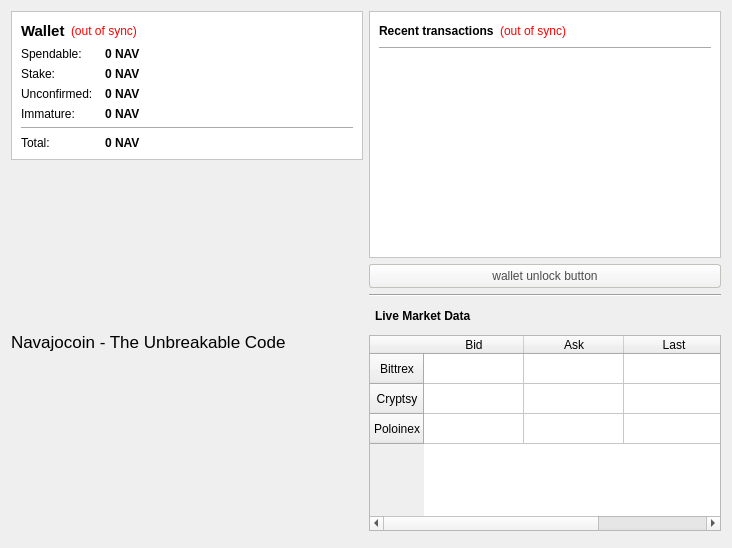
The window that src/qt/forms/overviewpage.ui (sherlockcoin/navajocoin) describes before a commit, drawn with Qt 5.
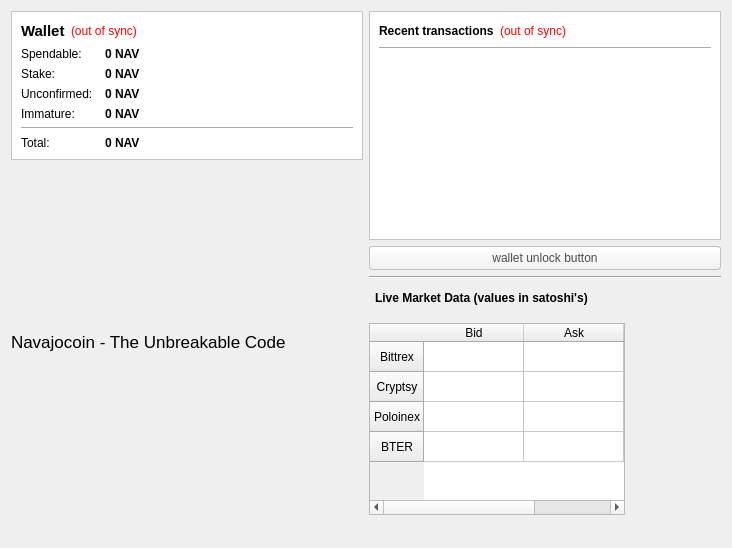
The same window after the commit. Icons and pictures are not drawn.

Commit message: market ticker done

What changed in the file:
```diff
--- a/src/qt/forms/overviewpage.ui
+++ b/src/qt/forms/overviewpage.ui
@@ -503,7 +503,7 @@
           </font>
          </property>
          <property name="text">
-          <string>Live Market Data</string>
+          <string>Live Market Data (values in satoshi's)</string>
          </property>
         </widget>
        </item>
@@ -543,10 +543,20 @@
          <property name="bottomMargin">
           <number>6</number>
          </property>
+        </layout>
+       </item>
+       <item>
+        <layout class="QHBoxLayout" name="horizontalLayout_8">
          <item>
           <widget class="QTableWidget" name="marketTableWidget">
+           <property name="sizePolicy">
+            <sizepolicy hsizetype="Minimum" vsizetype="Minimum">
+             <horstretch>0</horstretch>
+             <verstretch>0</verstretch>
+            </sizepolicy>
+           </property>
            <property name="styleSheet">
-            <string notr="true">text-align:center</string>
+            <string notr="true"/>
            </property>
            <row>
             <property name="text">
@@ -572,6 +582,14 @@
              <set>AlignHCenter|AlignVCenter|AlignCenter</set>
             </property>
            </row>
+           <row>
+            <property name="text">
+             <string>BTER</string>
+            </property>
+            <property name="textAlignment">
+             <set>AlignHCenter|AlignVCenter|AlignCenter</set>
+            </property>
+           </row>
            <column>
             <property name="text">
              <string>Bid</string>
@@ -668,12 +686,53 @@
              <set>AlignHCenter|AlignVCenter|AlignCenter</set>
             </property>
            </item>
+           <item row="3" column="0">
+            <property name="textAlignment">
+             <set>AlignHCenter|AlignVCenter|AlignCenter</set>
+            </property>
+           </item>
+           <item row="3" column="1">
+            <property name="textAlignment">
+             <set>AlignHCenter|AlignVCenter|AlignCenter</set>
+            </property>
+           </item>
+           <item row="3" column="2">
+            <property name="textAlignment">
+             <set>AlignHCenter|AlignVCenter|AlignCenter</set>
+            </property>
+           </item>
           </widget>
          </item>
+         <item>
+          <spacer name="horizontalSpacer_4">
+           <property name="orientation">
+            <enum>Qt::Horizontal</enum>
+           </property>
+           <property name="sizeHint" stdset="0">
+            <size>
+             <width>40</width>
+             <height>20</height>
+            </size>
+           </property>
+          </spacer>
+         </item>
         </layout>
        </item>
       </layout>
      </item>
+     <item>
+      <spacer name="verticalSpacer_2">
+       <property name="orientation">
+        <enum>Qt::Vertical</enum>
+       </property>
+       <property name="sizeHint" stdset="0">
+        <size>
+         <width>20</width>
+         <height>40</height>
+        </size>
+       </property>
+      </spacer>
+     </item>
     </layout>
    </item>
   </layout>
```
The commit also changes 7 other files.
